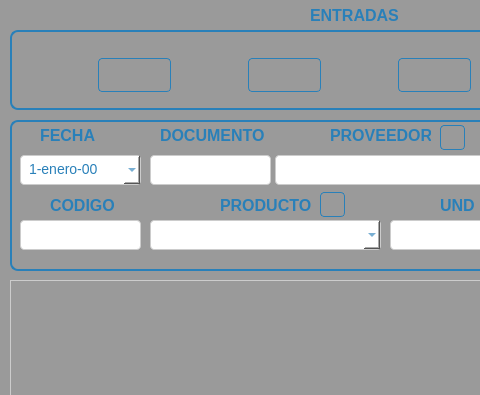
Qt form Inventario de almacen/ui/FrmCompras.ui (CodeDrTech/DevelopPython) before a commit; both pictures show x 0 to 480 and y 0 to 395 of the 723 by 554 pixel window.
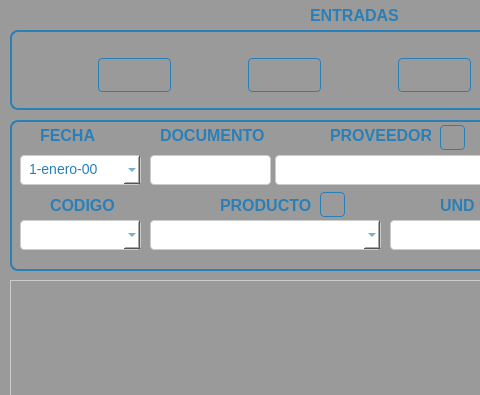
The same form after that commit. Icons and pictures are not drawn.

```diff
--- a/Inventario de almacen/ui/FrmCompras.ui
+++ b/Inventario de almacen/ui/FrmCompras.ui
@@ -387,93 +387,6 @@
 </string>
      </property>
     </widget>
-    <widget class="QLineEdit" name="txtCodigo">
-     <property name="geometry">
-      <rect>
-       <x>10</x>
-       <y>100</y>
-       <width>121</width>
-       <height>30</height>
-      </rect>
-     </property>
-     <property name="sizePolicy">
-      <sizepolicy hsizetype="Fixed" vsizetype="Fixed">
-       <horstretch>0</horstretch>
-       <verstretch>0</verstretch>
-      </sizepolicy>
-     </property>
-     <property name="styleSheet">
-      <string notr="true">QWidget {
-    background-color: #f2f2f2;
-}
-
-QPushButton {
-    background: qlineargradient(x1: 0, y1: 0, x2: 0, y2: 1,
-                                 stop: 0 #5DADE2, stop: 1 #2980b9);
-    color: #ffffff;
-    border: 1px solid #2980b9;
-    padding: 8px 16px;
-    border-radius: 4px;
-    font-size: 14px;
-}
-
-QPushButton:hover {
-    background: qlineargradient(x1: 0, y1: 0, x2: 0, y2: 1,
-                                 stop: 0 #4DA8DB, stop: 1 #2471a3);
-    border: 1px solid #2471a3;
-}
-
-QPushButton:pressed {
-    background: qlineargradient(x1: 0, y1: 0, x2: 0, y2: 1,
-                                 stop: 0 #3C89B4, stop: 1 #1f618d);
-    border: 1px solid #1f618d;
-}
-
-QLineEdit {
-    background-color: #ffffff;
-    border: 1px solid #cccccc;
-    padding: 6px;
-    border-radius: 4px;
-    font-size: 14px;
-}
-
-QLineEdit:hover {
-    border: 1px solid #3498db;
-}
-
-QLineEdit:focus {
-    border: 1px solid #3498db;
-    outline: none;
-}
-
-
-QWidget {
-    background-color: #f2f2f2;
-}
-
-QLabel {
-    color: #2980b9;
-    font-size: 16px;
-    font-weight: bold;
-}
-
-QLineEdit {
-    background-color: #ffffff;
-    border: 1px solid #cccccc;
-    padding: 6px;
-    border-radius: 4px;
-    font-size: 14px;
-    color: #2980b9;
-}
-
-QLineEdit::placeholder {
-    color: #2980b9;
-    font-weight: bold;
-}
-
-</string>
-     </property>
-    </widget>
     <widget class="QLineEdit" name="txtMedida">
      <property name="enabled">
       <bool>true</bool>
@@ -1220,6 +1133,40 @@
       <bool>true</bool>
      </property>
     </widget>
+    <widget class="QComboBox" name="cmbCodigo">
+     <property name="geometry">
+      <rect>
+       <x>10</x>
+       <y>100</y>
+       <width>121</width>
+       <height>30</height>
+      </rect>
+     </property>
+     <property name="styleSheet">
+      <string notr="true">QComboBox {
+    background-color: #ffffff;
+    border: 1px solid #cccccc;
+    padding: 6px;
+    border-radius: 4px;
+    font-size: 14px;
+    color: #2980b9;
+}
+
+QComboBox:hover {
+    border: 1px solid #3498db;
+}
+
+QComboBox QAbstractItemView {
+    border: 1px solid #cccccc;
+    background-color: white;
+    selection-background-color: #3498db;
+}
+</string>
+     </property>
+     <property name="editable">
+      <bool>true</bool>
+     </property>
+    </widget>
    </widget>
    <widget class="QLabel" name="label_8">
     <property name="geometry">
```
